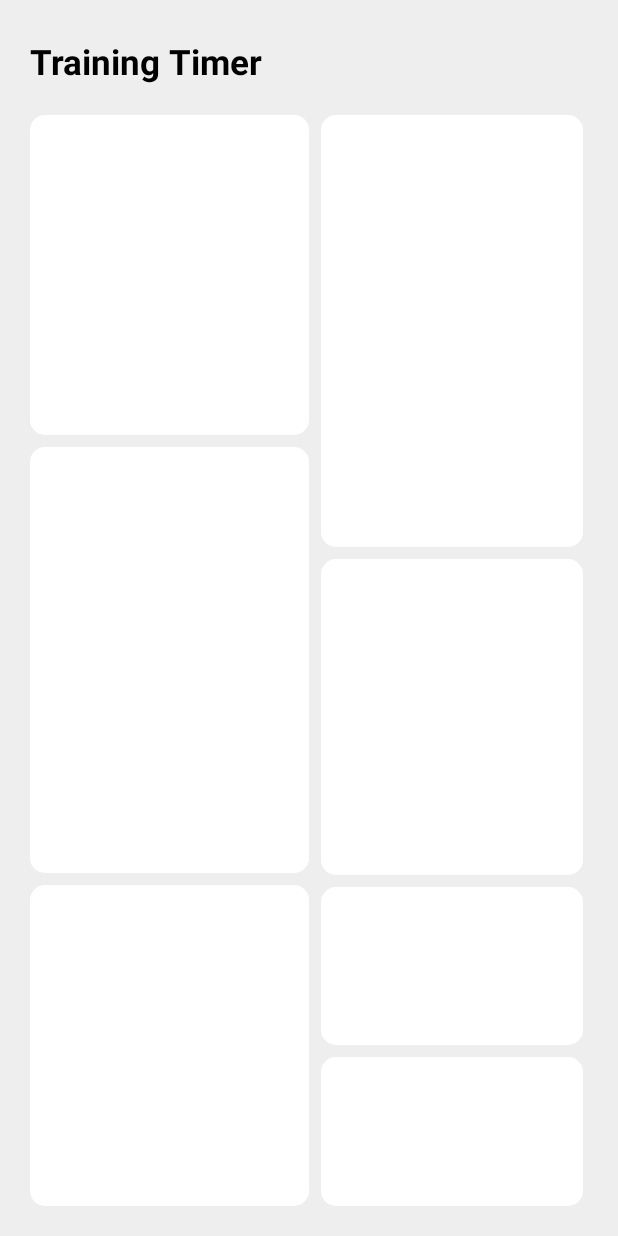
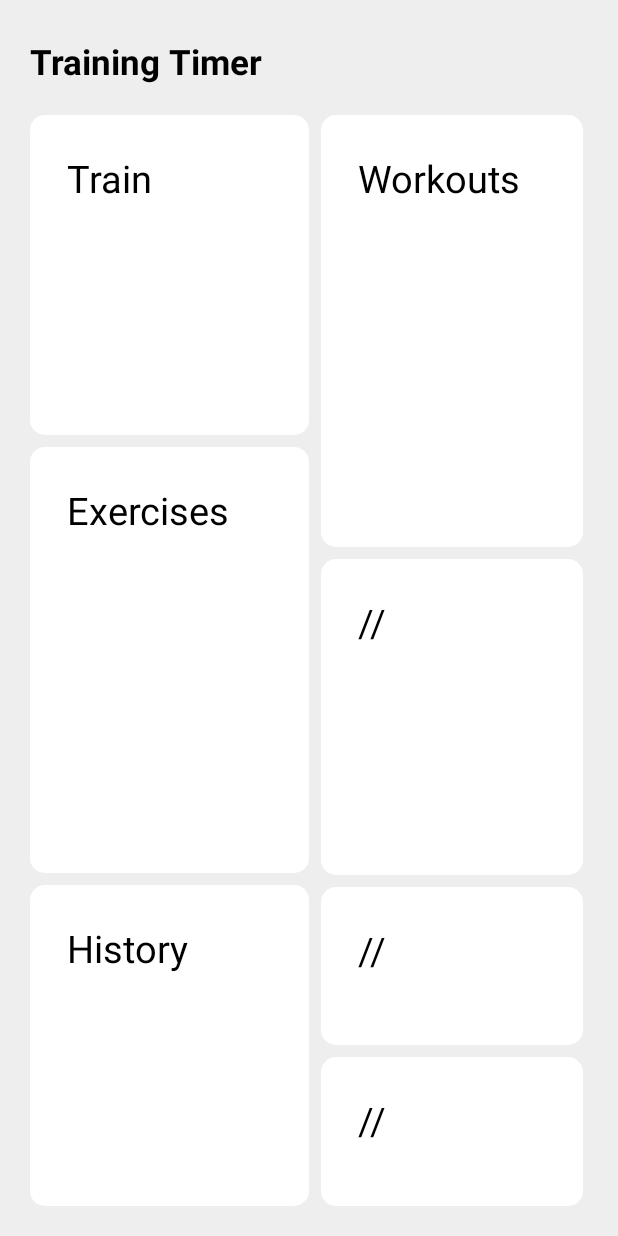
Before and after one commit to Kobietka/TrainingTimer, an Android app: the screen it shows after launch (MainActivity), on a phone screen of 412 x 824 dp. Run offline under Robolectric (Android 15) with nearby library versions, the phone set to English and light mode, and no system bars; our stand-ins replace Dagger/Hilt's generated code.

Commit message:
Add block names to fragment_main

```diff
--- a/app/src/main/res/layout/fragment_main.xml
+++ b/app/src/main/res/layout/fragment_main.xml
@@ -54,7 +54,12 @@
 
                 <TextView
                     android:layout_width="wrap_content"
-                    android:layout_height="wrap_content" />
+                    android:layout_height="wrap_content"
+                    android:text="@string/fragment_main_train_text"
+                    android:textSize="25sp"
+                    android:layout_marginTop="20dp"
+                    android:layout_marginStart="20dp"
+                    android:textColor="@android:color/black" />
 
             </FrameLayout>
 
@@ -68,7 +73,12 @@
 
                 <TextView
                     android:layout_width="wrap_content"
-                    android:layout_height="wrap_content" />
+                    android:layout_height="wrap_content"
+                    android:text="@string/fragment_main_exercises_text"
+                    android:textSize="25sp"
+                    android:layout_marginTop="20dp"
+                    android:layout_marginStart="20dp"
+                    android:textColor="@android:color/black" />
 
             </FrameLayout>
 
@@ -76,12 +86,18 @@
                 android:layout_width="match_parent"
                 android:layout_height="0dp"
                 android:layout_marginTop="8dp"
+                android:id="@+id/fragment_main_history_element"
                 android:background="@drawable/fragment_main_button"
                 android:layout_weight="30">
 
                 <TextView
                     android:layout_width="wrap_content"
-                    android:layout_height="wrap_content" />
+                    android:layout_height="wrap_content"
+                    android:text="@string/fragment_main_history_text"
+                    android:textSize="25sp"
+                    android:layout_marginTop="20dp"
+                    android:layout_marginStart="20dp"
+                    android:textColor="@android:color/black" />
 
             </FrameLayout>
 
@@ -104,7 +120,12 @@
 
                 <TextView
                     android:layout_width="wrap_content"
-                    android:layout_height="wrap_content" />
+                    android:layout_height="wrap_content"
+                    android:text="@string/fragment_main_workouts_text"
+                    android:textSize="25sp"
+                    android:layout_marginTop="20dp"
+                    android:layout_marginStart="20dp"
+                    android:textColor="@android:color/black" />
 
             </FrameLayout>
 
@@ -112,13 +133,17 @@
                 android:layout_width="match_parent"
                 android:layout_height="0dp"
                 android:layout_marginTop="8dp"
-                android:id="@+id/fragment_main_history_element"
                 android:background="@drawable/fragment_main_button"
                 android:layout_weight="30">
 
                 <TextView
                     android:layout_width="wrap_content"
-                    android:layout_height="wrap_content" />
+                    android:layout_height="wrap_content"
+                    android:text="//"
+                    android:textSize="25sp"
+                    android:layout_marginTop="20dp"
+                    android:layout_marginStart="20dp"
+                    android:textColor="@android:color/black" />
 
             </FrameLayout>
 
@@ -131,7 +156,12 @@
 
                 <TextView
                     android:layout_width="wrap_content"
-                    android:layout_height="wrap_content" />
+                    android:layout_height="wrap_content"
+                    android:text="//"
+                    android:textSize="25sp"
+                    android:layout_marginTop="20dp"
+                    android:layout_marginStart="20dp"
+                    android:textColor="@android:color/black" />
 
             </FrameLayout>
 
@@ -144,7 +174,12 @@
 
                 <TextView
                     android:layout_width="wrap_content"
-                    android:layout_height="wrap_content" />
+                    android:layout_height="wrap_content"
+                    android:text="//"
+                    android:textSize="25sp"
+                    android:layout_marginTop="20dp"
+                    android:layout_marginStart="20dp"
+                    android:textColor="@android:color/black" />
 
             </FrameLayout>
 
```
